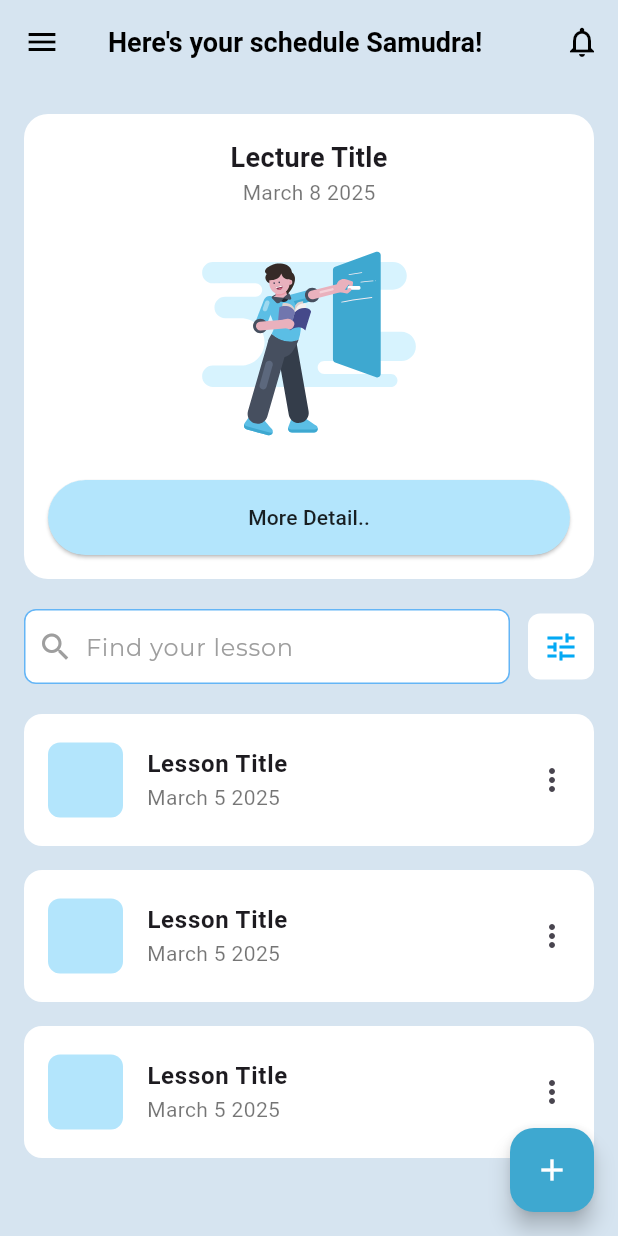
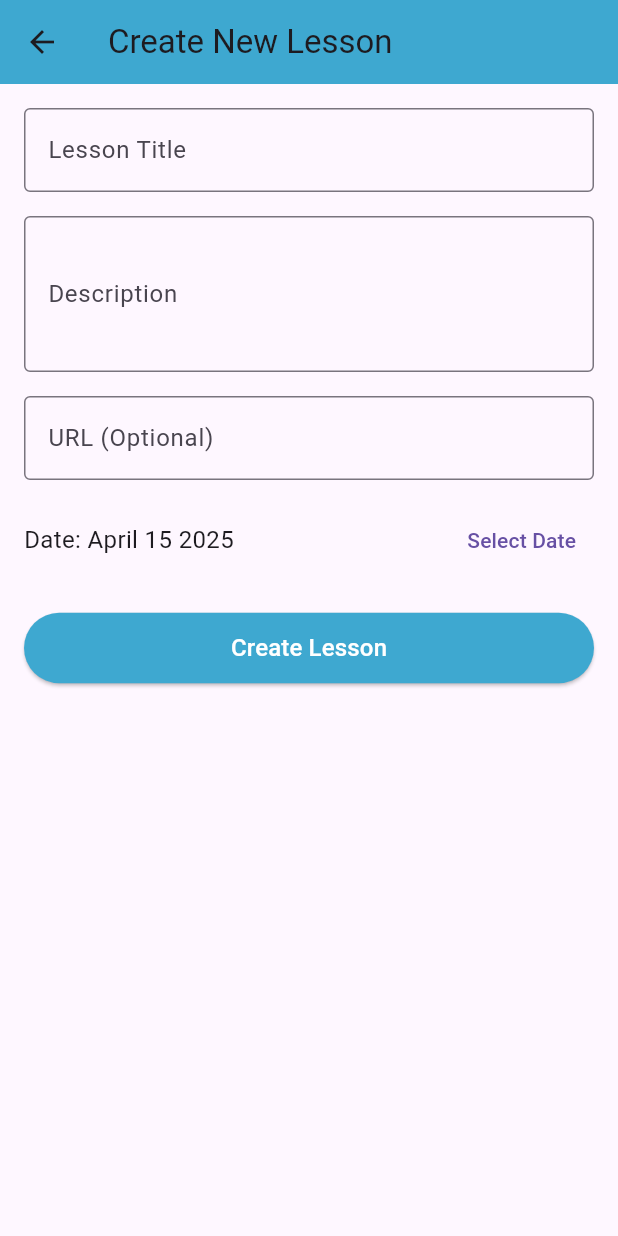
Before and after one commit to dzyy7/admin_ocean_learn2, a Flutter app: the HomePage screen opened by its route, after a tap on the "add" icon, on a phone screen of 412 x 824 dp. Run offline on Flutter 3.47's test engine with Material 3 defaults, Android fonts, the phone set to English and light mode, and no system bars; our stand-ins replace flutter_svg, get, google_fonts, shared_preferences; accounts and stored records are empty.

Commit message:
feat: [DZ] implement course management features with lesson creation, detail view, and note functionality

```diff
--- /dev/null
+++ b/lib/pages/course_page/add_course_screen.dart
@@ -0,0 +1,144 @@
+// screens/add_lesson_screen.dart
+import 'package:admin_ocean_learn2/services/course_service.dart';
+import 'package:admin_ocean_learn2/utils/color_palette.dart';
+import 'package:flutter/material.dart';
+import 'package:intl/intl.dart';
+
+class AddCourseScreen extends StatefulWidget {
+  final CourseService lessonService;
+
+  const AddCourseScreen({Key? key, required this.lessonService})
+      : super(key: key);
+
+  @override
+  _AddCourseScreenState createState() => _AddCourseScreenState();
+}
+
+class _AddCourseScreenState extends State<AddCourseScreen> {
+  final _formKey = GlobalKey<FormState>();
+  final _titleController = TextEditingController();
+  final _descriptionController = TextEditingController();
+  final _urlController = TextEditingController();
+  DateTime _selectedDate = DateTime.now();
+
+  @override
+  Widget build(BuildContext context) {
+    return Scaffold(
+      appBar: AppBar(
+        title: const Text('Create New Lesson'),
+        backgroundColor: primaryColor,
+      ),
+      body: Padding(
+        padding: const EdgeInsets.all(16.0),
+        child: Form(
+          key: _formKey,
+          child: SingleChildScrollView(
+            child: Column(
+              crossAxisAlignment: CrossAxisAlignment.start,
+              children: [
+                TextFormField(
+                  controller: _titleController,
+                  decoration: const InputDecoration(
+                    labelText: 'Lesson Title',
+                    border: OutlineInputBorder(),
+                  ),
+                  validator: (value) {
+                    if (value == null || value.isEmpty) {
+                      return 'Please enter a title';
+                    }
+                    return null;
+                  },
+                ),
+                const SizedBox(height: 16),
+                TextFormField(
+                  controller: _descriptionController,
+                  decoration: const InputDecoration(
+                    labelText: 'Description',
+                    border: OutlineInputBorder(),
+                  ),
+                  maxLines: 3,
+                  validator: (value) {
+                    if (value == null || value.isEmpty) {
+                      return 'Please enter a description';
+                    }
+                    return null;
+                  },
+                ),
+                const SizedBox(height: 16),
+                TextFormField(
+                  controller: _urlController,
+                  decoration: const InputDecoration(
+                    labelText: 'URL (Optional)',
+                    border: OutlineInputBorder(),
+                  ),
+                ),
+                const SizedBox(height: 16),
+                Row(
+                  children: [
+                    Expanded(
+                      child: Text(
+                        'Date: ${DateFormat('MMMM d yyyy').format(_selectedDate)}',
+                        style: const TextStyle(fontSize: 16),
+                      ),
+                    ),
+                    TextButton(
+                      onPressed: () async {
+                        final DateTime? picked = await showDatePicker(
+                          context: context,
+                          initialDate: _selectedDate,
+                          firstDate: DateTime.now(),
+                          lastDate: DateTime(2100),
+                        );
+                        if (picked != null && picked != _selectedDate) {
+                          setState(() {
+                            _selectedDate = picked;
+                          });
+                        }
+                      },
+                      child: const Text('Select Date'),
+                    ),
+                  ],
+                ),
+                const SizedBox(height: 24),
+                SizedBox(
+                  width: double.infinity,
+                  child: ElevatedButton(
+                    style: ElevatedButton.styleFrom(
+                      backgroundColor: primaryColor,
+                      padding: const EdgeInsets.symmetric(vertical: 12),
+                    ),
+                    onPressed: () async {
+                      if (_formKey.currentState!.validate()) {
+                        await widget.lessonService.createLesson(
+                          _titleController.text,
+                          _descriptionController.text,
+                          _urlController.text,
+                          _selectedDate,
+                        );
+                        if (context.mounted) {
+                          Navigator.pop(context, true);
+                        }
+                      }
+                    },
+                    child: const Text(
+                      'Create Lesson',
+                      style: TextStyle(fontSize: 16, color: Colors.white),
+                    ),
+                  ),
+                ),
+              ],
+            ),
+          ),
+        ),
+      ),
+    );
+  }
+
+  @override
+  void dispose() {
+    _titleController.dispose();
+    _descriptionController.dispose();
+    _urlController.dispose();
+    super.dispose();
+  }
+}
--- /dev/null
+++ b/lib/pages/course_page/course_model.dart
@@ -0,0 +1,40 @@
+// models/course_model.dart
+class CourseModel {
+  String id;
+  String title;
+  String description;
+  String url;
+  DateTime date;
+  String note; // Single string for note
+
+  CourseModel({
+    required this.id,
+    required this.title,
+    required this.description,
+    required this.url,
+    required this.date,
+    this.note = "", // Default empty note
+  });
+
+  Map<String, dynamic> toMap() {
+    return {
+      'id': id,
+      'title': title,
+      'description': description,
+      'url': url,
+      'date': date.millisecondsSinceEpoch,
+      'note': note,
+    };
+  }
+
+  factory CourseModel.fromMap(Map<String, dynamic> map) {
+    return CourseModel(
+      id: map['id'],
+      title: map['title'],
+      description: map['description'],
+      url: map['url'],
+      date: DateTime.fromMillisecondsSinceEpoch(map['date']),
+      note: map['note'] ?? "",
+    );
+  }
+}
--- a/lib/pages/home/home_page.dart
+++ b/lib/pages/home/home_page.dart
@@ -1,12 +1,40 @@
 // home_page.dart
+import 'package:admin_ocean_learn2/pages/course_page/add_course_screen.dart';
+import 'package:admin_ocean_learn2/pages/course_page/course_detail_page.dart';
+import 'package:admin_ocean_learn2/pages/course_page/course_model.dart';
+import 'package:admin_ocean_learn2/services/course_service.dart';
 import 'package:admin_ocean_learn2/utils/color_palette.dart';
 import 'package:admin_ocean_learn2/widget/home_component/featured_lecture_card.dart';
 import 'package:admin_ocean_learn2/widget/home_component/lesson_list_item.dart';
 import 'package:admin_ocean_learn2/widget/home_component/search_bar_widget.dart';
 import 'package:flutter/material.dart';
+import 'package:intl/intl.dart';
 
-class HomePage extends StatelessWidget {
+class HomePage extends StatefulWidget {
   const HomePage({super.key});
+
+  @override
+  State<HomePage> createState() => _HomePageState();
+}
+
+class _HomePageState extends State<HomePage> {
+  final CourseService _courseService = CourseService();
+  bool _isLoading = true;
+  List<CourseModel> _lessons = [];
+
+  @override
+  void initState() {
+    super.initState();
+    _loadLessons();
+  }
+
+  Future<void> _loadLessons() async {
+    await _courseService.loadLessons();
+    setState(() {
+      _lessons = _courseService.getLessons();
+      _isLoading = false;
+    });
+  }
 
   @override
   Widget build(BuildContext context) {
@@ -14,22 +42,38 @@ class HomePage extends StatelessWidget {
       backgroundColor: netralColor,
       appBar: _buildAppBar(context),
       floatingActionButton: FloatingActionButton(
-        onPressed: () {},
+        onPressed: () async {
+          final result = await Navigator.push(
+            context,
+            MaterialPageRoute(
+              builder: (context) => AddCourseScreen(
+                lessonService: _courseService,
+              ),
+            ),
+          );
+          if (result == true) {
+            _loadLessons();
+          }
+        },
         backgroundColor: primaryColor,
         child: const Icon(Icons.add, color: Colors.white),
       ),
       floatingActionButtonLocation: FloatingActionButtonLocation.endFloat,
       body: SafeArea(
-        child: SingleChildScrollView(
+        child: _isLoading
+            ? const Center(child: CircularProgressIndicator())
+            : SingleChildScrollView(
                 physics: const AlwaysScrollableScrollPhysics(),
                 child: Padding(
                   padding: const EdgeInsets.symmetric(horizontal: 16.0),
                   child: Column(
                     children: [
                       const SizedBox(height: 20),
-                const FeaturedLectureCard(
-                  title: 'Lecture Title',
-                  date: 'March 8 2025',
+                      _lessons.isNotEmpty
+                          ? _buildFeaturedLesson(_lessons.first)
+                          : const FeaturedLectureCard(
+                              title: 'No Lessons Yet',
+                              date: 'Add your first lesson',
                               imagePath: 'assets/svg/home1.svg',
                             ),
                       const SizedBox(height: 20),
@@ -41,6 +85,27 @@ class HomePage extends StatelessWidget {
                   ),
                 ),
               ),
+      ),
+    );
+  }
+
+  Widget _buildFeaturedLesson(CourseModel lesson) {
+    return GestureDetector(
+      onTap: () {
+        Navigator.push(
+          context,
+          MaterialPageRoute(
+            builder: (context) => CourseDetailPage(
+              course: lesson,
+              lessonService: _courseService,
+            ),
+          ),
+        ).then((_) => _loadLessons());
+      },
+      child: FeaturedLectureCard(
+        title: lesson.title,
+        date: DateFormat('MMMM d yyyy').format(lesson.date),
+        imagePath: 'assets/svg/home1.svg',
       ),
     );
   }
@@ -72,15 +137,45 @@ class HomePage extends StatelessWidget {
     );
   }
 
+  // home_page.dart
+// Update the _buildLessonsList method in the HomePage class
+
 Widget _buildLessonsList() {
+  if (_lessons.isEmpty) {
+    return const Center(
+      child: Text(
+        "No lessons yet. Create one using the + button.",
+        style: TextStyle(fontSize: 16, color: Colors.grey),
+      ),
+    );
+  }
+
   return ListView.builder(
     shrinkWrap: true,
     physics: const NeverScrollableScrollPhysics(),
-      itemCount: 3,
+    itemCount: _lessons.length,
     itemBuilder: (context, index) {
-        return const LessonListItem(
-          title: 'Lesson Title',
-          date: 'March 5 2025',
+      final lesson = _lessons[index];
+      return GestureDetector(
+        onTap: () {
+          Navigator.push(
+            context,
+            MaterialPageRoute(
+              builder: (context) => CourseDetailPage(
+                course: lesson,
+                lessonService: _courseService,
+              ),
+            ),
+          ).then((_) => _loadLessons());
+        },
+        child: LessonListItem(
+          title: lesson.title,
+          date: DateFormat('MMMM d yyyy').format(lesson.date),
+          onDelete: () async {
+            await _courseService.deleteLesson(lesson.id);
+            _loadLessons();
+          },
+        ),
       );
     },
   );
--- /dev/null
+++ b/lib/services/course_service.dart
@@ -0,0 +1,57 @@
+// services/lesson_service.dart
+import 'dart:math';
+import 'package:admin_ocean_learn2/pages/course_page/course_model.dart';
+import 'package:shared_preferences/shared_preferences.dart';
+import 'dart:convert';
+
+class CourseService {
+  static const String _storageKey = 'lessons';
+  List<CourseModel> _lessons = [];
+
+  Future<void> loadLessons() async {
+    final prefs = await SharedPreferences.getInstance();
+    final lessonsJson = prefs.getStringList(_storageKey) ?? [];
+    _lessons = lessonsJson
+        .map((json) => CourseModel.fromMap(jsonDecode(json)))
+        .toList();
+  }
+
+  Future<void> saveCourse() async {
+    final prefs = await SharedPreferences.getInstance();
+    final lessonsJson =
+        _lessons.map((lesson) => jsonEncode(lesson.toMap())).toList();
+    await prefs.setStringList(_storageKey, lessonsJson);
+  }
+
+  List<CourseModel> getLessons() {
+    return _lessons;
+  }
+
+  Future<CourseModel> createLesson(
+      String title, String description, String url, DateTime date) async {
+    final lesson = CourseModel(
+      id: Random().nextInt(10000).toString(),
+      title: title,
+      description: description,
+      url: url,
+      date: date,
+    );
+    _lessons.add(lesson);
+    await saveCourse();
+    return lesson;
+  }
+
+  // This is the correct method for updating the note
+  Future<void> updateNote(String lessonId, String note) async {
+    final lessonIndex = _lessons.indexWhere((lesson) => lesson.id == lessonId);
+    if (lessonIndex != -1) {
+      _lessons[lessonIndex].note = note;
+      await saveCourse();
+    }
+  }
+
+  Future<void> deleteLesson(String lessonId) async {
+    _lessons.removeWhere((lesson) => lesson.id == lessonId);
+    await saveCourse();
+  }
+}
--- a/pubspec.yaml
+++ b/pubspec.yaml
@@ -41,6 +41,7 @@ dependencies:
   intl: ^0.20.2
   http: ^1.0.0
   shared_preferences: ^2.1.1
+  url_launcher: ^6.1.12
 
 
 dev_dependencies:
```
Also changed, not shown: lib/pages/course_page/course_detail_page.dart (added, +87 -0 lines), lib/widget/course_page/lesson_card.dart (added, +65 -0 lines), lib/widget/course_page/note_button.dart (added, +23 -0 lines), lib/widget/course_page/note_input.dart (added, +65 -0 lines), lib/widget/course_page/note_section.dart (added, +32 -0 lines), lib/widget/home_component/lesson_list_item.dart (+66 -3 lines), pubspec.lock, 5 other files. Lines whose indentation alone changed are shown as unchanged.
